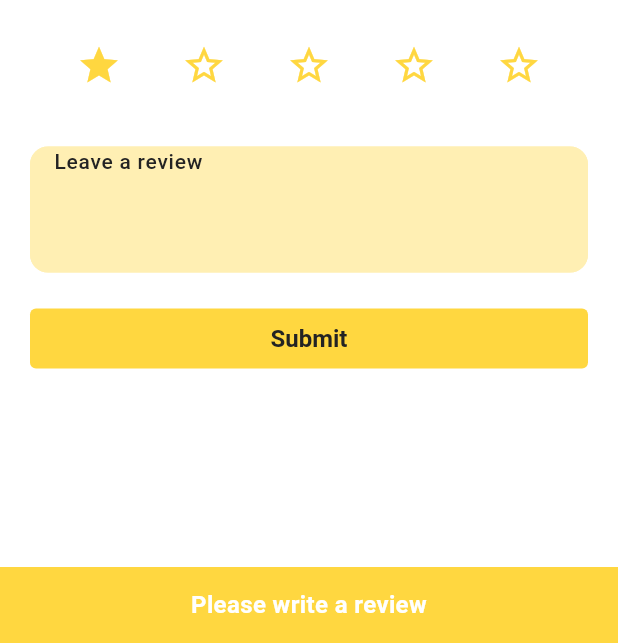
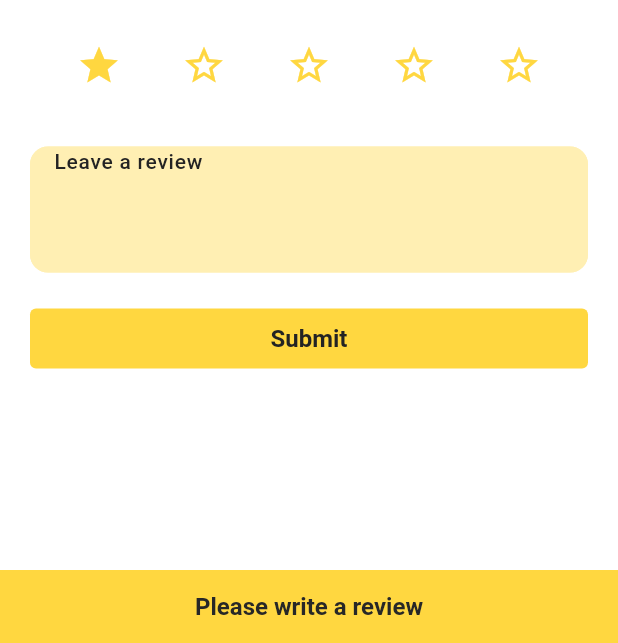
Before and after one commit to BaatoMechanic/bazra_flutter, a Flutter app: the ReviewMechanicScreen screen opened by its route, after a tap on the "star outline" icon, after a tap on "Submit", on a phone screen of 412 x 824 dp, the part 593-1236 px from its top. Run offline on Flutter 3.47's test engine with Material 2 defaults, Android fonts, the phone set to English and light mode, and no system bars; our stand-ins replace audioplayers, carousel_slider, flutter_map, flutter_riverpod, flutter_svg, geolocator and 6 more; missing offline and left inert: flutter_flip_card, flutter_map_location_marker, location_picker_flutter_map; accounts and stored records are empty; Roboto replaces fonts that are missing (Montserrat).

Commit message:
Minor fixes

```diff
--- a/lib/src/features/auth/presentation/login/login_screen.dart
+++ b/lib/src/features/auth/presentation/login/login_screen.dart
@@ -101,7 +101,7 @@ class LoginScreen extends ConsumerWidget {
                     LoginSignUpLabel(
                       infoText: 'Don\'t have an account ?'.hardcoded(),
                       labelText: 'Register'.hardcoded(),
-                      onPressed: () => context.goNamed(appRoute.signup.name),
+                      onPressed: () => context.pushNamed(appRoute.signup.name),
                     ),
                   ],
                 ),
--- a/lib/src/features/home/home_screen.dart
+++ b/lib/src/features/home/home_screen.dart
@@ -1,6 +1,7 @@
 import 'package:bato_mechanic/src/common/widgets/inplace_carousel_widget.dart';
 import 'package:bato_mechanic/src/common/widgets/recent_repair_container_widget.dart';
 import 'package:bato_mechanic/src/features/home/presentation/home_screen_controller.dart';
+import 'package:bato_mechanic/src/features/repair_request/application/repair_request_service.dart';
 import 'package:bato_mechanic/src/routing/app_router.dart';
 import 'package:bato_mechanic/src/utils/constants/managers/default_manager.dart';
 import 'package:bato_mechanic/src/utils/extensions/double_extensions.dart';
@@ -38,12 +39,30 @@ class _HomeScreenState extends ConsumerState<HomeScreen>
     WidgetsBinding.instance.addObserver(this);
 
     WidgetsBinding.instance.addPostFrameCallback(
-      (_) {
-        ref.read(homeScreenControllerProvider).hasRepairRequest("1").then(
-          (value) {
-            if (value) {
+      (_) async {
+        // ref.read(homeScreenControllerProvider).hasRepairRequest("1").then(
+        //   (value) {
+        //     if (value) {
+        //       VehicleRepairRequest? repairRequest =
+        //           ref.read(repairRequestServiceProvider).activeRepairRequest;
+
+        //       if (repairRequest != null) {
+        //         if (repairRequest.status ==
+        //             VehicleRepairRequestStatus.WAITING_FOR_MECHANIC) {
+        //           if (mounted) context.pushNamed(appRoute.trackMechanic.name);
+        //           return;
+        //         }
+        //         if (mounted) context.pushNamed(appRoute.repairProgress.name);
+        //         return;
+        //       }
+        //     }
+        //   },
+        // );
+        final result =
+            await ref.read(homeScreenControllerProvider).hasRepairRequest("1");
+        if (result) {
           VehicleRepairRequest? repairRequest =
-                  ref.read(repairRequestControllerProvider).repairRequest;
+              ref.read(repairRequestServiceProvider).activeRepairRequest;
 
           if (repairRequest != null) {
             if (repairRequest.status ==
@@ -55,8 +74,6 @@ class _HomeScreenState extends ConsumerState<HomeScreen>
             return;
           }
         }
-          },
-        );
       },
     );
   }
--- a/lib/src/utils/helpers/toast_helper.dart
+++ b/lib/src/utils/helpers/toast_helper.dart
@@ -291,11 +291,15 @@ class ToastHelper {
       content: Text(
         message.capitalize(),
         textAlign: TextAlign.center,
-        style: const TextStyle(
-          fontSize: 16,
-          fontWeight: FontWeight.bold,
-          color: Colors.white,
-        ),
+        style: Theme.of(context)
+            .textTheme
+            .headlineMedium!
+            .copyWith(color: ThemeColor.dark),
+        // style:  TextStyle(
+        //   fontSize: 16,
+        //   fontWeight: FontWeight.bold,
+        //   color: Colors.white,
+        // ),
       ),
       duration: Duration(seconds: notificationDuration),
     ));
```
Lines whose indentation alone changed are shown as unchanged.
